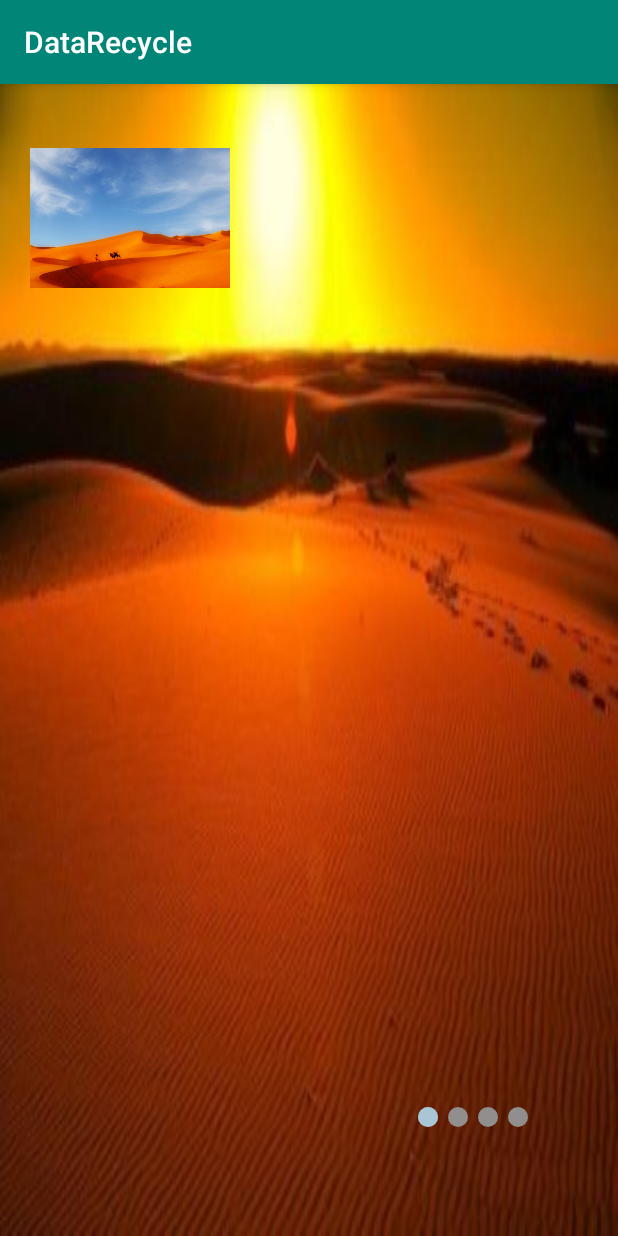
After one commit to moonssad/DataRecycle, an Android app: the MyViewPagerActivity screen opened directly, with no data from a screen before it, on a phone screen of 412 x 824 dp. The commit adds this screen. Run offline under Robolectric (Android 15) with nearby library versions, the phone set to English and light mode, and no system bars.

Commit message:
学习viewgroup以及添加轮播图的功能

```diff
--- a/app/src/main/AndroidManifest.xml
+++ b/app/src/main/AndroidManifest.xml
@@ -28,6 +28,7 @@
         <activity android:name=".coordinatorLayoutTest.CoordinatorActivity" />
         <activity android:name=".baseNoModel.Test.TestActivity"/>
         <activity android:name=".coordinatorLayoutTest.nestScrollTest" />
+        <activity android:name=".MyViewPager.MyViewPagerActivity" />
     </application>
 
 </manifest>
--- /dev/null
+++ b/app/src/main/java/com/xiniu/datarecycle/MyViewPager/MyViewPager.java
@@ -0,0 +1,176 @@
+package com.xiniu.datarecycle.MyViewPager;
+
+import android.content.Context;
+import android.graphics.Canvas;
+import android.graphics.drawable.Drawable;
+import android.util.AttributeSet;
+import android.util.Log;
+import android.view.GestureDetector;
+import android.view.GestureDetector.SimpleOnGestureListener;
+import android.view.MotionEvent;
+import android.view.View;
+import android.view.ViewGroup;
+import android.widget.ImageView;
+import android.widget.OverScroller;
+import android.widget.TextView;
+
+import com.xiniu.datarecycle.R;
+
+/**
+ * 创建者：wyz
+ * 创建时间：2020-07-23
+ * 功能描述：
+ * 更新者：
+ * 更新时间：
+ * 更新描述：
+ */
+public class MyViewPager extends ViewGroup {
+    private Context context;
+    private GestureDetector gestureDetector;
+    private int[] images = new int[]{R.drawable.backgroud, R.drawable.background2, R.drawable.background3, R.drawable.background4};
+    private OverScroller scroller;
+    private int ScrollX, position;
+    private int startX;
+    private int startY;
+
+    public MyViewPager(Context context) {
+        this(context, null);
+    }
+
+    public MyViewPager(Context context, AttributeSet attrs) {
+        this(context, attrs, 0);
+    }
+
+    public MyViewPager(Context context, AttributeSet attrs, int defStyleAttr) {
+        super(context, attrs, defStyleAttr);
+        init(context);
+    }
+
+    private void init(Context context) {
+        this.context = context;
+        for (int i = 0; i < images.length; i++) {
+            ImageView iv = new ImageView(getContext());
+            iv.setBackgroundResource(images[i]);
+            this.addView(iv);
+        }
+        gestureDetector = new GestureDetector(context, new SimpleOnGestureListener() {
+            @Override
+            public boolean onScroll(MotionEvent e1, MotionEvent e2, float distanceX, float distanceY) {
+                scrollBy((int) distanceX, 0);
+                return super.onScroll(e1, e2, distanceX, distanceY);
+            }
+        });
+        scroller = new OverScroller(context);
+    }
+
+    @Override
+    protected void onLayout(boolean changed, int l, int t, int r, int b) {
+        int childCount = getChildCount();
+        for (int i = 0; i < childCount; i++) {
+            View childView = getChildAt(i);
+            childView.layout(i * getWidth(), t, (i + 1) * getWidth(), b);
+        }
+    }
+
+
+    @Override
+    public boolean onInterceptTouchEvent(MotionEvent ev) {
+        // 如果左右滑动, 就需要拦截, 上下滑动,不需要拦截
+        switch (ev.getAction()) {
+            case MotionEvent.ACTION_DOWN:
+                startX = (int) ev.getX();
+                startY = (int) ev.getY();
+                gestureDetector.onTouchEvent(ev);
+                break;
+            case MotionEvent.ACTION_MOVE:
+                int endX = (int) ev.getX();
+                int endY = (int) ev.getY();
+                int dx = endX - startX;
+                int dy = endY - startY;
+                if (Math.abs(dx) > Math.abs(dy)) {
+                    // 左右滑动
+                    return true;// 中断事件传递, 不允许孩子响应事件了, 由父控件处理
+                }
+                break;
+            default:
+                break;
+        }
+        return false;// 不拦截事件,优先传递给孩子(也就是ScrollView，让它正常处理上下滑动事件)处理
+
+    }
+
+    @Override
+    public boolean onTouchEvent(MotionEvent event) {
+
+
+        switch (event.getAction()) {
+            case MotionEvent.ACTION_DOWN:
+                ScrollX = getScrollX();//相对于初始位置滑动的距离
+                break;
+            case MotionEvent.ACTION_MOVE:
+                ScrollX = getScrollX();//相对于初始位置滑动的距离
+                position = (getScrollX() + getWidth() / 2) / getWidth();
+                if (position >= getChildCount()) {
+                    position = getChildCount() - 1;
+                }
+                if (position < 0) {
+                    position = 0;
+                }
+                if (mOnPageScrollListener != null) {
+                    mOnPageScrollListener.onPageScrolled(getScrollX() * 1.0f / getWidth(), position);
+                }
+                break;
+            case MotionEvent.ACTION_UP:
+                scroller.startScroll(ScrollX, 0, -(ScrollX - position * getWidth()), 0);
+                invalidate();//使用
+                if (mOnPageScrollListener != null) {
+                    mOnPageScrollListener.onPageSelected(position);
+                }
+                break;
+        }
+        gestureDetector.onTouchEvent(event);
+        return true;
+    }
+
+    @Override
+    public void computeScroll() {
+        if (scroller.computeScrollOffset()) {
+            scrollTo(scroller.getCurrX(), 0);
+            invalidate();
+        }
+    }
+
+    public void autoChange() {
+        if (position > getChildCount() - 2) {
+            position = -1;
+        }
+        if (position==-1){
+            scroller.startScroll((getChildCount() - 1) * getWidth(), 0, -(getChildCount() - 1) * getWidth(), 0);
+        }else{
+            scroller.startScroll((position) * getWidth(), 0, getWidth(), 0,1000);
+
+        }
+        position = position + 1;
+        invalidate();
+        if (mOnPageScrollListener != null) {
+            mOnPageScrollListener.onPageSelected(position);
+        }
+
+    }
+
+    public interface OnPageScrollListener {
+        /**
+         * @param offsetPercent offsetPercent：getScrollX滑动的距离占屏幕宽度的百分比
+         * @param position
+         */
+        void onPageScrolled(float offsetPercent, int position);
+
+        void onPageSelected(int position);
+    }
+
+    private OnPageScrollListener mOnPageScrollListener;
+
+    public void setOnPageScrollListener(OnPageScrollListener onPageScrollListener) {
+        this.mOnPageScrollListener = onPageScrollListener;
+    }
+}
--- /dev/null
+++ b/app/src/main/java/com/xiniu/datarecycle/MyViewPager/MyViewPagerActivity.java
@@ -0,0 +1,125 @@
+package com.xiniu.datarecycle.MyViewPager;
+
+import android.os.Bundle;
+import android.os.Handler;
+import android.os.Message;
+import android.view.View;
+import android.widget.FrameLayout;
+import android.widget.ImageView;
+import android.widget.LinearLayout;
+
+import com.xiniu.datarecycle.R;
+
+import java.util.ArrayList;
+import java.util.List;
+import java.util.Timer;
+import java.util.TimerTask;
+
+import androidx.annotation.NonNull;
+import androidx.annotation.Nullable;
+import androidx.appcompat.app.AppCompatActivity;
+
+/**
+ * 创建者：wyz
+ * 创建时间：2020-07-23
+ * 功能描述：
+ * 更新者：
+ * 更新时间：
+ * 更新描述：
+ */
+public class MyViewPagerActivity extends AppCompatActivity {
+    private MyViewPager view;
+    private LinearLayout LinearLayout;
+    private View itemView;
+    private LinearLayout.LayoutParams params;
+    private int dotDistance =30;
+    private List<Integer> mData = new ArrayList<>();
+    private View view_img;
+    private boolean isAuto;
+    private Handler handler = new Handler(){
+        @Override
+        public void handleMessage(@NonNull Message msg) {
+            switch(msg.what) {
+                case 0:
+                    view.autoChange();
+                    handler.postDelayed(new Runnable() {
+                        @Override
+                        public void run() {
+                            handler.obtainMessage(0,0).sendToTarget();
+                        }
+                    },5000);
+                    break;
+                default:
+                    break;
+            }
+
+        }
+    };
+
+    @Override
+    protected void onCreate(@Nullable Bundle savedInstanceState) {
+        super.onCreate(savedInstanceState);
+        setContentView(R.layout.viewpager_activity);
+        view = (MyViewPager)findViewById(R.id.myviewpager);
+        LinearLayout =(LinearLayout)findViewById(R.id.ll_point_list);
+        itemView =(View)findViewById(R.id.view_dot);
+        initCirlce();
+        view.setOnPageScrollListener(new MyViewPager.OnPageScrollListener() {
+            @Override
+            public void onPageScrolled(float offsetPercent, int position) {
+                float leftMargin = offsetPercent * dotDistance;
+                FrameLayout.LayoutParams params = (FrameLayout.LayoutParams) itemView.getLayoutParams();
+                params.leftMargin = (int) leftMargin; //滑动后更新距离
+                itemView.setLayoutParams(params);
+            }
+
+            @Override
+            public void onPageSelected(int position) {
+                float leftMargin = position * dotDistance;
+                FrameLayout.LayoutParams params = (FrameLayout.LayoutParams) itemView.getLayoutParams();
+                params.leftMargin = (int) leftMargin; //滑动后更新距离
+                itemView.setLayoutParams(params);
+            }
+        });
+        view_img = (View)findViewById(R.id.view_img);
+        view_img.setOnClickListener(new View.OnClickListener() {
+            @Override
+            public void onClick(View v) {
+                handler.obtainMessage(0,0).sendToTarget();
+            }
+
+/**
+ * 添加新的view，给viewgroup
+ */
+//                ImageView iv = new ImageView(MyViewPagerActivity.this);
+//                iv.setBackgroundResource(R.drawable.background2);
+//                view.addView(iv);
+//                View point = new View(MyViewPagerActivity.this);
+//                point.setBackgroundResource(R.drawable.bg_point_selector);
+//                params = new LinearLayout.LayoutParams(20, 20);
+//                params.leftMargin = 10;
+//                point.setEnabled(false);
+//                point.setLayoutParams(params);
+//                LinearLayout.addView(point);
+
+        });
+
+    }
+
+    private void initCirlce() {
+        for (int i = 0; i <4; i++){
+            mData.add(i);
+        }
+        for (int i = 0; i < mData.size(); i++) {
+            View point = new View(this);
+            point.setBackgroundResource(R.drawable.bg_point_selector);
+            params = new LinearLayout.LayoutParams(20, 20);
+            if (i != 0) {
+                params.leftMargin = 10;
+            }
+            point.setEnabled(false);
+            point.setLayoutParams(params);
+            LinearLayout.addView(point);
+        }
+    }
+}
--- a/app/src/main/java/com/xiniu/datarecycle/utils/FactoryClass.java
+++ b/app/src/main/java/com/xiniu/datarecycle/utils/FactoryClass.java
@@ -1,5 +1,6 @@
 package com.xiniu.datarecycle.utils;
 
+import com.xiniu.datarecycle.MyViewPager.MyViewPagerActivity;
 import com.xiniu.datarecycle.baseNoModel.Test.ScrollTestActivity;
 import com.xiniu.datarecycle.baseNoModel.Test.TestActivity;
 import com.xiniu.datarecycle.coordinatorLayoutTest.CoordinatorActivity;
@@ -21,8 +22,6 @@ import java.util.Map;
  */
 public class FactoryClass {
     public static HashMap<String, Class> caches;
-
-
     static {
         caches = new HashMap<String, Class>();
         caches.put("mvvm的recycleView", MainActivity.class);
@@ -30,6 +29,7 @@ public class FactoryClass {
         caches.put("Coordinator 子view协调demo1", CoordinatorActivity.class);
         caches.put("Coordinator 子view协调demo2", nestScrollTest.class);
         caches.put("mvp 模型的activity", TestActivity.class);
+        caches.put("自定义viewpager", MyViewPagerActivity.class);
     }
 
     public static Class getClass(String key) {
--- /dev/null
+++ b/app/src/main/res/drawable/bg_point_selector.xml
@@ -0,0 +1,5 @@
+<?xml version="1.0" encoding="utf-8"?>
+<selector xmlns:android="http://schemas.android.com/apk/res/android">
+    <item android:drawable="@drawable/bg_shape_white_point" android:state_enabled="true"/>
+    <item android:drawable="@drawable/bg_shape_grey_point" android:state_enabled="false"/>
+</selector>
--- /dev/null
+++ b/app/src/main/res/drawable/bg_shape_grey_point.xml
@@ -0,0 +1,7 @@
+<?xml version="1.0" encoding="utf-8"?>
+<shape xmlns:android="http://schemas.android.com/apk/res/android"
+    android:shape="oval"
+    >
+    <solid android:color="@color/color_918f8e"/>
+
+</shape>
--- /dev/null
+++ b/app/src/main/res/drawable/bg_shape_white_point.xml
@@ -0,0 +1,7 @@
+<?xml version="1.0" encoding="utf-8"?>
+<shape xmlns:android="http://schemas.android.com/apk/res/android"
+    android:shape="oval"
+    >
+<solid android:color="@color/color_a9c6d6"/>
+
+</shape>
--- /dev/null
+++ b/app/src/main/res/layout/viewpager_activity.xml
@@ -0,0 +1,52 @@
+<?xml version="1.0" encoding="utf-8"?>
+<RelativeLayout xmlns:android="http://schemas.android.com/apk/res/android"
+    android:layout_width="match_parent"
+    android:layout_height="match_parent">
+
+
+
+    <com.xiniu.datarecycle.MyViewPager.MyViewPager
+        android:id="@+id/myviewpager"
+        android:layout_width="match_parent"
+        android:layout_height="match_parent">
+
+    </com.xiniu.datarecycle.MyViewPager.MyViewPager>
+
+    <FrameLayout
+        android:layout_width="wrap_content"
+        android:layout_height="wrap_content"
+        android:layout_alignParentBottom="true"
+        android:layout_alignParentRight="true"
+        android:layout_marginBottom="64px"
+        android:layout_marginRight="30px">
+
+        <LinearLayout
+            android:id="@+id/ll_point_list"
+            android:layout_width="wrap_content"
+            android:layout_height="wrap_content"
+            android:layout_marginBottom="30dp"
+            android:layout_marginRight="40dp"
+            android:orientation="horizontal"></LinearLayout>
+
+        <View
+            android:id="@+id/view_dot"
+            android:layout_width="20px"
+            android:layout_height="20px"
+            android:background="@drawable/bg_shape_white_point"></View>
+    </FrameLayout>
+
+    <FrameLayout
+        android:layout_width="wrap_content"
+        android:layout_height="wrap_content"
+        android:layout_alignParentTop="true"
+        android:layout_alignParentLeft="true"
+        android:layout_marginTop="64px"
+        android:layout_marginLeft="30px">
+
+        <View
+            android:id="@+id/view_img"
+            android:layout_width="200px"
+            android:layout_height="140px"
+            android:background="@drawable/background2"></View>
+    </FrameLayout>
+</RelativeLayout>
--- a/app/src/main/res/values/colors.xml
+++ b/app/src/main/res/values/colors.xml
@@ -3,4 +3,6 @@
     <color name="colorPrimary">#008577</color>
     <color name="colorPrimaryDark">#00574B</color>
     <color name="colorAccent">#D81B60</color>
+    <color name="color_918f8e">#918f8e</color>
+    <color name="color_a9c6d6">#a9c6d6</color>
 </resources>
```
Also changed, not shown: app/src/main/res/drawable/background3.png (added), app/src/main/res/drawable/background4.png (added).
